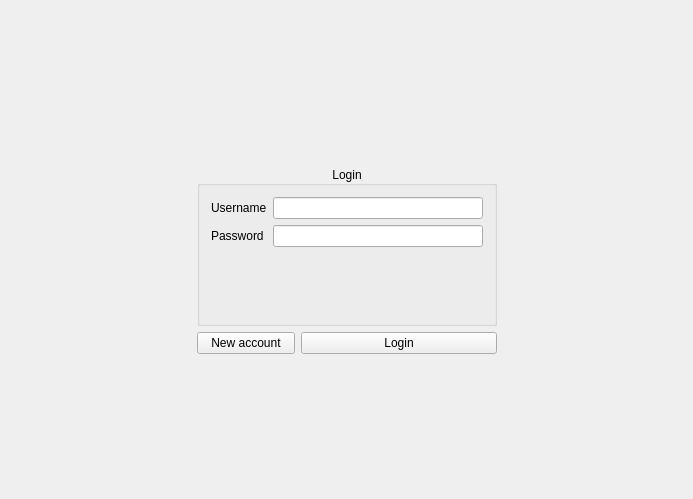
First picture: the form in Client/login.ui, repository PolitoTeam/Scriba, before the edit.
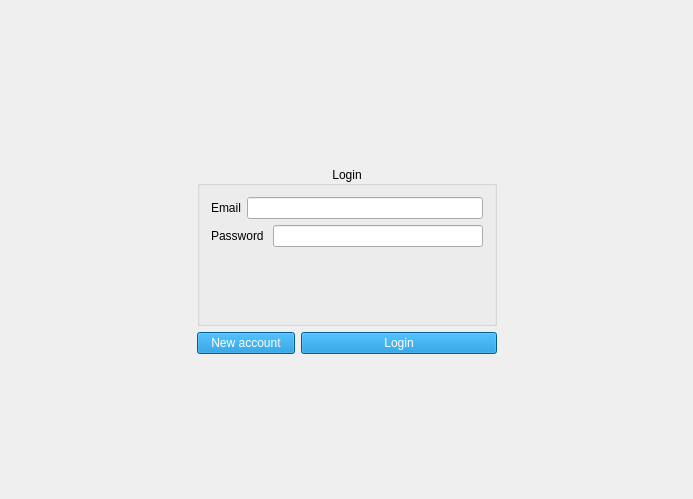
Second picture: the form after the edit.

Diff of the .ui file:
```diff
--- a/Client/login.ui
+++ b/Client/login.ui
@@ -18,6 +18,11 @@
     <layout class="QGridLayout" name="gridLayout">
      <item row="3" column="1" rowspan="2">
       <widget class="QPushButton" name="pushButtonNewAccount">
+       <property name="styleSheet">
+        <string notr="true">color: rgb(255, 255, 255);
+border-color: rgb(33, 190, 43);
+background-color: rgb(0, 131, 206);</string>
+       </property>
        <property name="text">
         <string>New account</string>
        </property>
@@ -68,7 +73,7 @@
           <item>
            <widget class="QLabel" name="labelUsername">
             <property name="text">
-             <string>Username</string>
+             <string>Email</string>
             </property>
            </widget>
           </item>
@@ -115,6 +120,11 @@
      </item>
      <item row="3" column="2" rowspan="2" colspan="2">
       <widget class="QPushButton" name="pushButtonLogin">
+       <property name="styleSheet">
+        <string notr="true">color: rgb(255, 255, 255);
+border-color: rgb(33, 190, 43);
+background-color: rgb(0, 131, 206);</string>
+       </property>
        <property name="text">
         <string>Login</string>
        </property>
```
